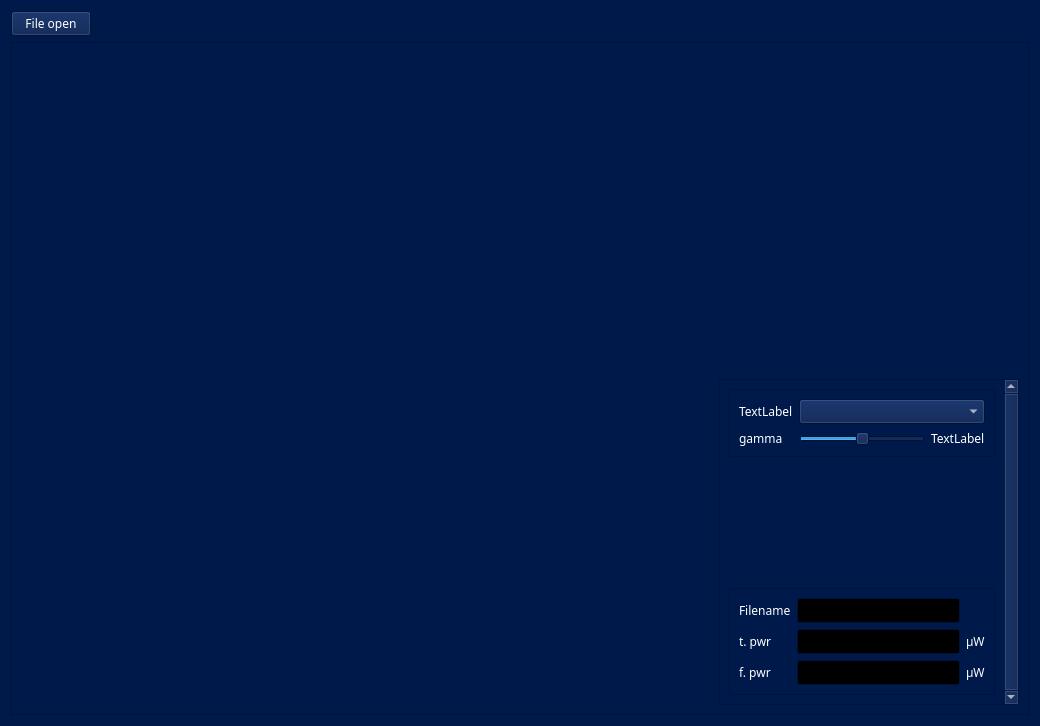
Above: ui/dashboard.ui from widev3/waterfall before the change. Below: the same form after it.
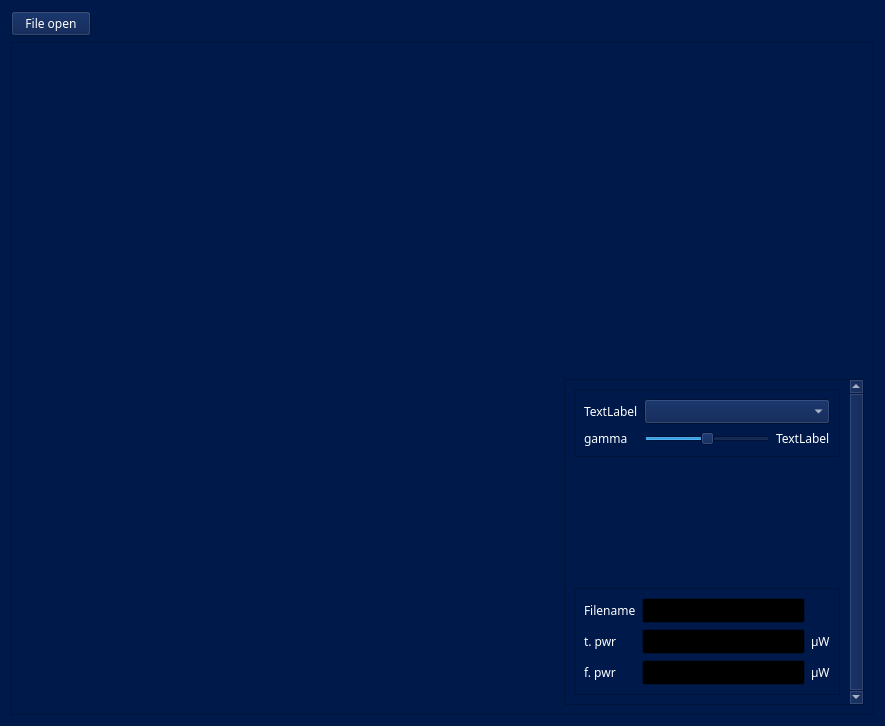
That is the form after the change.

What changed in the file:
```diff
--- a/ui/dashboard.ui
+++ b/ui/dashboard.ui
@@ -6,7 +6,7 @@
    <rect>
     <x>0</x>
     <y>0</y>
-    <width>1040</width>
+    <width>885</width>
     <height>726</height>
    </rect>
   </property>
```
Left out of the diff: 2 changed lines with no effect on the pictures.
